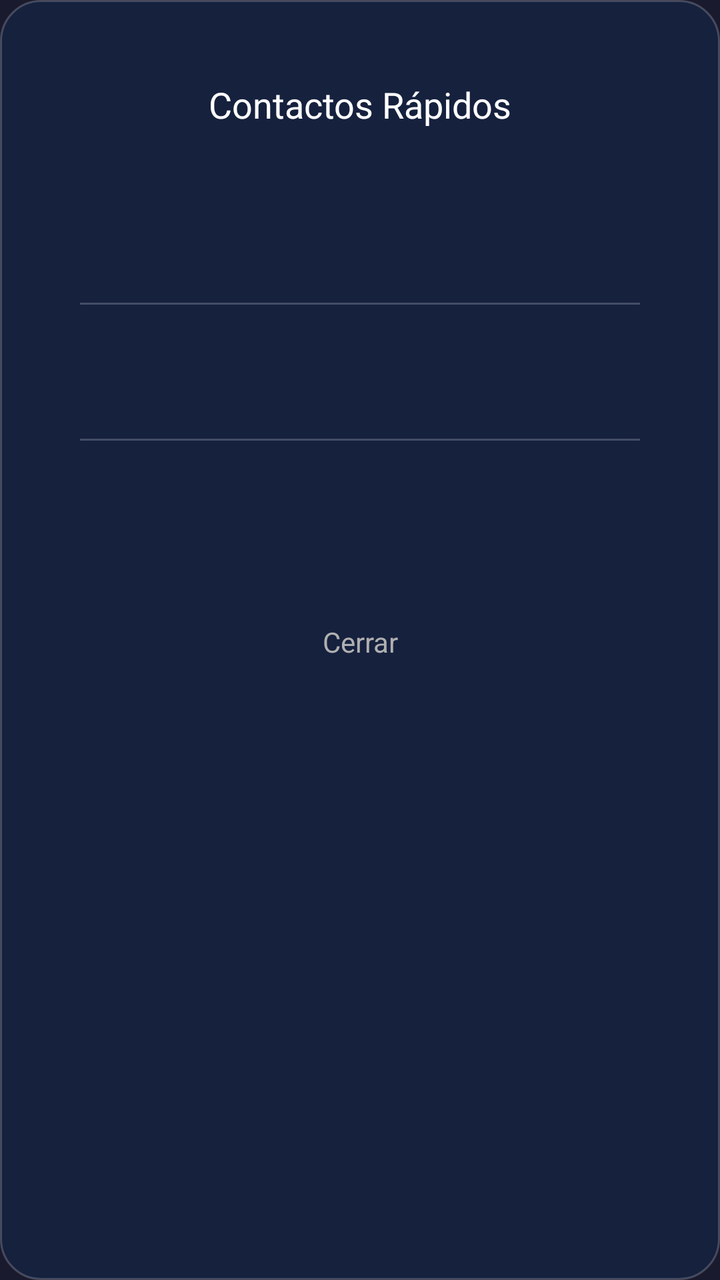
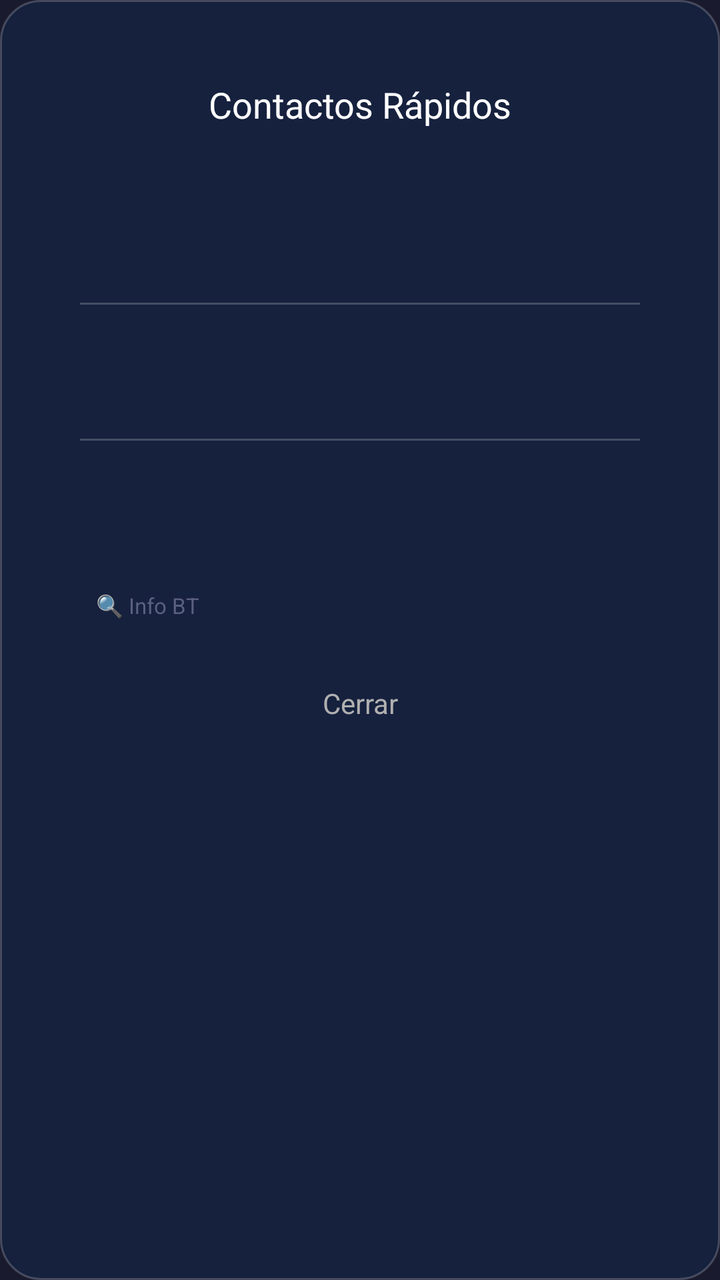

Two renders of the same Android screen: before a commit and after it. Below are the layout's source before the change and the commit's diff.
<!-- AndroidManifest.xml: application theme LauncherTheme -->
<!-- res/layout/dialog_contactos_rapidos.xml -->
<?xml version="1.0" encoding="utf-8"?>
<LinearLayout xmlns:android="http://schemas.android.com/apk/res/android"
    android:layout_width="match_parent"
    android:layout_height="wrap_content"
    android:orientation="vertical"
    android:background="@drawable/dialogo_bg"
    android:padding="40dp">

    <TextView
        android:id="@+id/titulo"
        android:layout_width="match_parent"
        android:layout_height="wrap_content"
        android:text="Contactos Rápidos"
        android:textColor="#FFFFFF"
        android:textSize="18sp"
        android:gravity="center"
        android:paddingBottom="20dp"/>

    
    <include layout="@layout/item_contacto_rapido"
        android:id="@+id/fila_contacto_0"/>

    <View
        android:layout_width="match_parent"
        android:layout_height="1dp"
        android:background="#33FFFFFF"/>

    
    <include layout="@layout/item_contacto_rapido"
        android:id="@+id/fila_contacto_1"/>

    <View
        android:layout_width="match_parent"
        android:layout_height="1dp"
        android:background="#33FFFFFF"/>

    
    <include layout="@layout/item_contacto_rapido"
        android:id="@+id/fila_contacto_2"/>

    <TextView
        android:id="@+id/boton_cerrar"
        android:layout_width="match_parent"
        android:layout_height="wrap_content"
        android:text="Cerrar"
        android:textColor="#B0B0B0"
        android:textSize="14sp"
        android:gravity="center"
        android:paddingTop="24dp"
        android:paddingBottom="4dp"/>

</LinearLayout>
<!-- res/layout/item_contacto_rapido.xml (included above) -->
<?xml version="1.0" encoding="utf-8"?>
<LinearLayout xmlns:android="http://schemas.android.com/apk/res/android"
    android:layout_width="match_parent"
    android:layout_height="wrap_content"
    android:orientation="horizontal"
    android:gravity="center_vertical"
    android:paddingTop="10dp"
    android:paddingBottom="10dp">

    
    <LinearLayout
        android:id="@+id/grupo_contacto"
        android:layout_width="match_parent"
        android:layout_height="wrap_content"
        android:orientation="horizontal"
        android:gravity="center_vertical"
        android:visibility="gone">

        <ImageView
            android:id="@+id/icono_llamar"
            android:layout_width="40dp"
            android:layout_height="40dp"
            android:layout_marginEnd="16dp"
            android:src="@drawable/ic_llamar"
            android:clickable="true"
            android:focusable="true"/>

        <LinearLayout
            android:id="@+id/info_contacto"
            android:layout_width="0dp"
            android:layout_height="wrap_content"
            android:layout_weight="1"
            android:orientation="vertical"
            android:clickable="true"
            android:focusable="true">

            <TextView
                android:id="@+id/texto_nombre"
                android:layout_width="match_parent"
                android:layout_height="wrap_content"
                android:textColor="#FFFFFF"
                android:textSize="14sp"/>

            <TextView
                android:id="@+id/texto_numero"
                android:layout_width="match_parent"
                android:layout_height="wrap_content"
                android:textColor="#B0B0B0"
                android:textSize="12sp"/>

        </LinearLayout>

        <ImageView
            android:id="@+id/boton_eliminar"
            android:layout_width="36dp"
            android:layout_height="36dp"
            android:layout_marginStart="16dp"
            android:src="@drawable/ic_eliminar"
            android:clickable="true"
            android:focusable="true"/>

    </LinearLayout>

    
    <TextView
        android:id="@+id/boton_agregar"
        android:layout_width="match_parent"
        android:layout_height="wrap_content"
        android:textColor="#2979FF"
        android:textSize="14sp"
        android:paddingTop="14dp"
        android:paddingBottom="14dp"
        android:paddingStart="10dp"
        android:paddingEnd="10dp"
        android:visibility="visible"/>

</LinearLayout>
<!-- resources referenced by this layout -->
<resources>
  <!-- drawable dialogo_bg (drawable) -->
  <?xml version="1.0" encoding="utf-8"?>
  <shape xmlns:android="http://schemas.android.com/apk/res/android"
      android:shape="rectangle">
      <solid android:color="#FF16213E" />
      <corners android:radius="20dp" />
      <stroke android:width="1dp" android:color="#33FFFFFF" />
  </shape>
  <!-- drawable ic_eliminar (drawable) -->
  <?xml version="1.0" encoding="utf-8"?>
  <vector xmlns:android="http://schemas.android.com/apk/res/android"
      android:width="24dp" android:height="24dp"
      android:viewportWidth="24" android:viewportHeight="24">
      <path android:fillColor="#F44336"
          android:pathData="M19,6.41L17.59,5 12,10.59 6.41,5 5,6.41 10.59,12 5,17.59 6.41,19 12,13.41 17.59,19 19,17.59 13.41,12z" />
  </vector>
  <!-- drawable ic_llamar (drawable) -->
  <?xml version="1.0" encoding="utf-8"?>
  <vector xmlns:android="http://schemas.android.com/apk/res/android"
      android:width="24dp" android:height="24dp"
      android:viewportWidth="24" android:viewportHeight="24">
      <path android:fillColor="#4CAF50"
          android:pathData="M6.62,10.79c1.44,2.83 3.76,5.14 6.59,6.59l2.2,-2.2c0.27,-0.27 0.67,-0.36 1.02,-0.24 1.12,0.37 2.33,0.57 3.57,0.57 0.55,0 1,0.45 1,1V20c0,0.55 -0.45,1 -1,1 -9.39,0 -17,-7.61 -17,-17 0,-0.55 0.45,-1 1,-1h3.5c0.55,0 1,0.45 1,1 0,1.25 0.2,2.45 0.57,3.57 0.11,0.35 0.03,0.74 -0.25,1.02l-2.2,2.2z" />
  </vector>
  <style name="LauncherTheme" parent="Theme.AppCompat.NoActionBar">
          <item name="android:windowNoTitle">true</item>
          <item name="android:windowFullscreen">true</item>
          <item name="android:windowBackground">@color/background</item>
      </style>
  <color name="background">#FF1A1A2E</color>
</resources>

<!-- the commit's change to res/layout/dialog_contactos_rapidos.xml (unified diff, before → after) -->
@@ -37,6 +37,15 @@
     
     <include layout="@layout/item_contacto_rapido"
         android:id="@+id/fila_contacto_2"/>
+
+    <TextView
+        android:id="@+id/boton_diagnostico_bt"
+        android:layout_width="wrap_content"
+        android:layout_height="wrap_content"
+        android:text="🔍 Info BT"
+        android:textSize="11sp"
+        android:textColor="#5A6080"
+        android:padding="8dp" />
 
     <TextView
         android:id="@+id/boton_cerrar"
